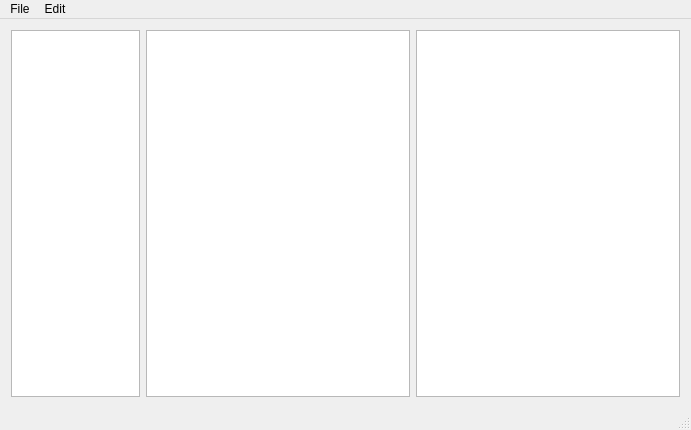
Before: the Qt Designer form mainwindow.ui in jontyrudman/markdown-editor-adv-level, drawn with Qt 5.
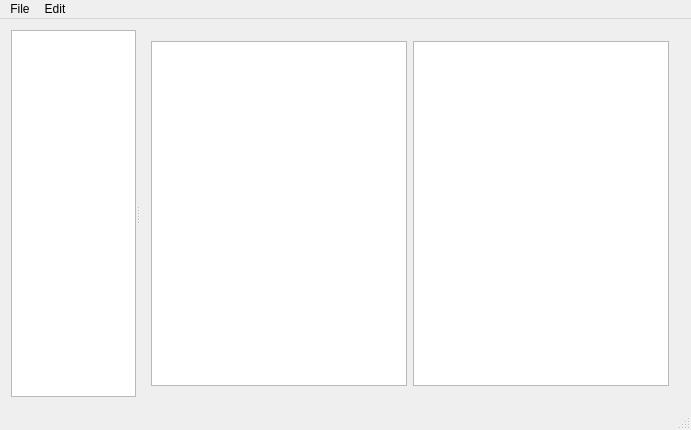
After: the same form once the commit is applied.

Commit message: Added comments and a splitter layout

The edit to the form file:
```diff
--- a/mainwindow.ui
+++ b/mainwindow.ui
@@ -16,24 +16,87 @@
   <widget class="QWidget" name="centralWidget">
    <layout class="QHBoxLayout" name="horizontalLayout_2">
     <item>
-     <layout class="QHBoxLayout" name="horizontalLayout">
-      <item>
+     <widget class="QSplitter" name="splitter">
+      <property name="sizePolicy">
+       <sizepolicy hsizetype="Expanding" vsizetype="Expanding">
+        <horstretch>0</horstretch>
+        <verstretch>0</verstretch>
+       </sizepolicy>
+      </property>
+      <property name="frameShape">
+       <enum>QFrame::NoFrame</enum>
+      </property>
+      <property name="frameShadow">
+       <enum>QFrame::Plain</enum>
+      </property>
+      <property name="orientation">
+       <enum>Qt::Horizontal</enum>
+      </property>
        <widget class="QTreeView" name="folderPane">
+       <property name="sizePolicy">
+        <sizepolicy hsizetype="Preferred" vsizetype="Maximum">
+         <horstretch>0</horstretch>
+         <verstretch>0</verstretch>
+        </sizepolicy>
+       </property>
+       <property name="minimumSize">
+        <size>
+         <width>0</width>
+         <height>0</height>
+        </size>
+       </property>
         <property name="maximumSize">
          <size>
-          <width>129</width>
+         <width>300</width>
           <height>16777215</height>
          </size>
         </property>
-       </widget>
-      </item>
+       <property name="baseSize">
+        <size>
+         <width>300</width>
+         <height>0</height>
+        </size>
+       </property>
+       <property name="frameShadow">
+        <enum>QFrame::Plain</enum>
+       </property>
+      </widget>
+      <widget class="QWidget" name="">
+       <layout class="QHBoxLayout" name="horizontalLayout">
       <item>
-       <widget class="QPlainTextEdit" name="mdEditPane"/>
+         <widget class="QPlainTextEdit" name="mdEditPane">
+          <property name="sizePolicy">
+           <sizepolicy hsizetype="MinimumExpanding" vsizetype="Expanding">
+            <horstretch>0</horstretch>
+            <verstretch>0</verstretch>
+           </sizepolicy>
+          </property>
+          <property name="font">
+           <font>
+            <family>Inconsolata-g</family>
+           </font>
+          </property>
+          <property name="frameShadow">
+           <enum>QFrame::Plain</enum>
+          </property>
+         </widget>
       </item>
       <item>
-       <widget class="QTextEdit" name="compilePane"/>
-      </item>
-     </layout>
+         <widget class="QTextEdit" name="compilePane">
+          <property name="sizePolicy">
+           <sizepolicy hsizetype="MinimumExpanding" vsizetype="Expanding">
+            <horstretch>0</horstretch>
+            <verstretch>0</verstretch>
+           </sizepolicy>
+          </property>
+          <property name="frameShadow">
+           <enum>QFrame::Plain</enum>
+          </property>
+         </widget>
+        </item>
+       </layout>
+      </widget>
+     </widget>
     </item>
    </layout>
   </widget>
```
Lines whose indentation alone changed are shown as unchanged. The commit also changes 2 other files.
